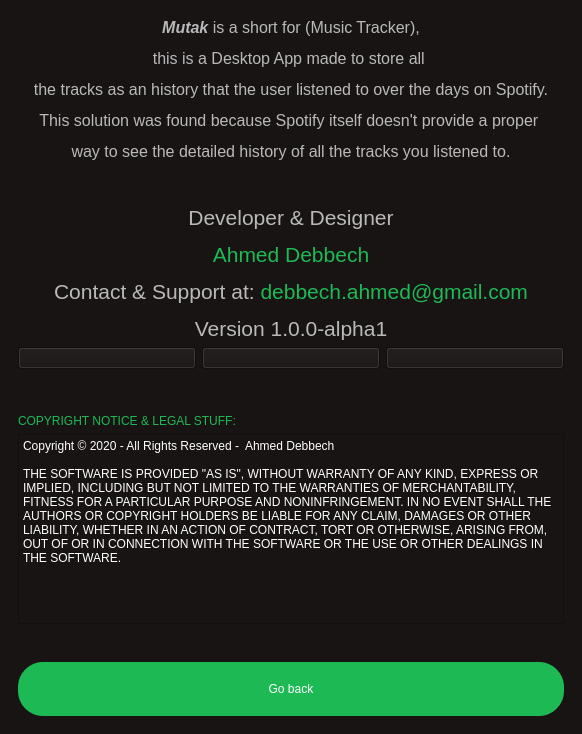
Qt form mutak/mainwindow.ui (ahmed-debbech/mutak) before a commit.
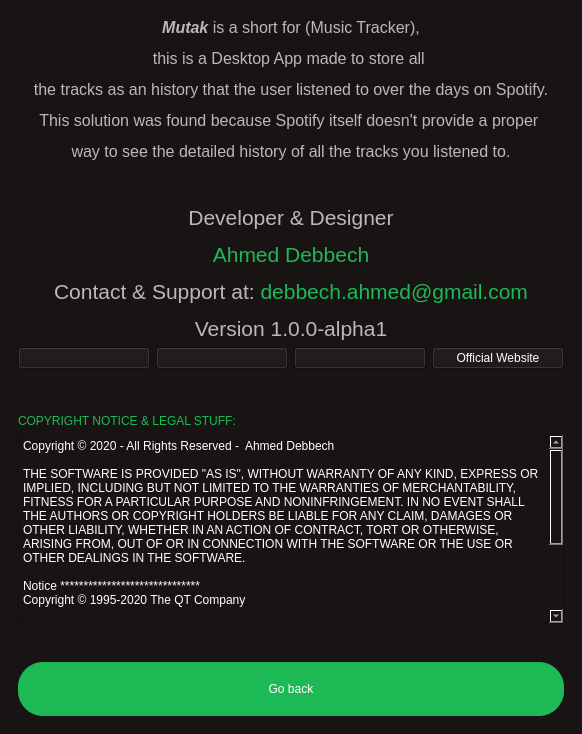
The same form after that commit. The open tabs and pages were chosen to show the change.

Commit message: Update about section

The edit to the form file:
```diff
--- a/mutak/mainwindow.ui
+++ b/mutak/mainwindow.ui
@@ -722,6 +722,17 @@
             </property>
            </widget>
           </item>
+          <item>
+           <widget class="QPushButton" name="website">
+            <property name="styleSheet">
+             <string notr="true">font: bold 12pt  '://resources/fonts/Gotham-UltraItalic.otf';
+color: white;</string>
+            </property>
+            <property name="text">
+             <string>Official Website</string>
+            </property>
+           </widget>
+          </item>
          </layout>
         </item>
         <item>
@@ -766,7 +777,15 @@
           <property name="plainText">
            <string>Copyright © 2020 - All Rights Reserved -  Ahmed Debbech
 
-THE SOFTWARE IS PROVIDED &quot;AS IS&quot;, WITHOUT WARRANTY OF ANY KIND, EXPRESS OR IMPLIED, INCLUDING BUT NOT LIMITED TO THE WARRANTIES OF MERCHANTABILITY, FITNESS FOR A PARTICULAR PURPOSE AND NONINFRINGEMENT. IN NO EVENT SHALL THE AUTHORS OR COPYRIGHT HOLDERS BE LIABLE FOR ANY CLAIM, DAMAGES OR OTHER LIABILITY, WHETHER IN AN ACTION OF CONTRACT, TORT OR OTHERWISE, ARISING FROM, OUT OF OR IN CONNECTION WITH THE SOFTWARE OR THE USE OR OTHER DEALINGS IN THE SOFTWARE.</string>
+THE SOFTWARE IS PROVIDED &quot;AS IS&quot;, WITHOUT WARRANTY OF ANY KIND, EXPRESS OR IMPLIED, INCLUDING BUT NOT LIMITED TO THE WARRANTIES OF MERCHANTABILITY, FITNESS FOR A PARTICULAR PURPOSE AND NONINFRINGEMENT. IN NO EVENT SHALL THE AUTHORS OR COPYRIGHT HOLDERS BE LIABLE FOR ANY CLAIM, DAMAGES OR OTHER LIABILITY, WHETHER IN AN ACTION OF CONTRACT, TORT OR OTHERWISE, ARISING FROM, OUT OF OR IN CONNECTION WITH THE SOFTWARE OR THE USE OR OTHER DEALINGS IN THE SOFTWARE.
+
+Notice ******************************
+Copyright © 1995-2020 The QT Company
+
+Everyone is permitted to copy and distribute verbatim copies of this license document, but changing it is not allowed.
+
+This version of the GNU Lesser General Public License incorporates the terms and conditions of version 3 of the GNU General Public License, supplemented by the additional permissions listed below.
+************************************</string>
           </property>
          </widget>
         </item>
```
The commit also changes 2 other files.
